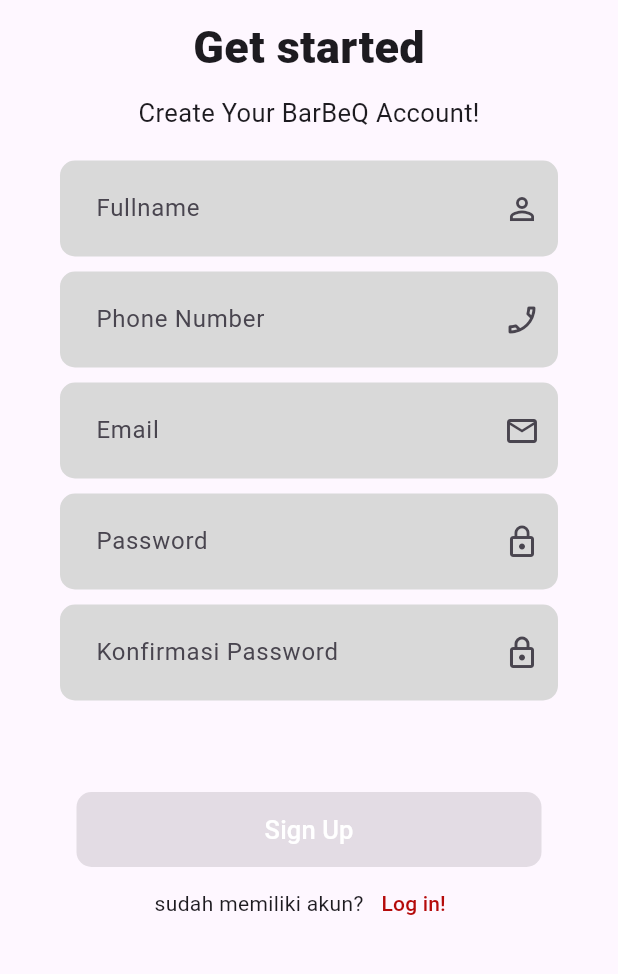
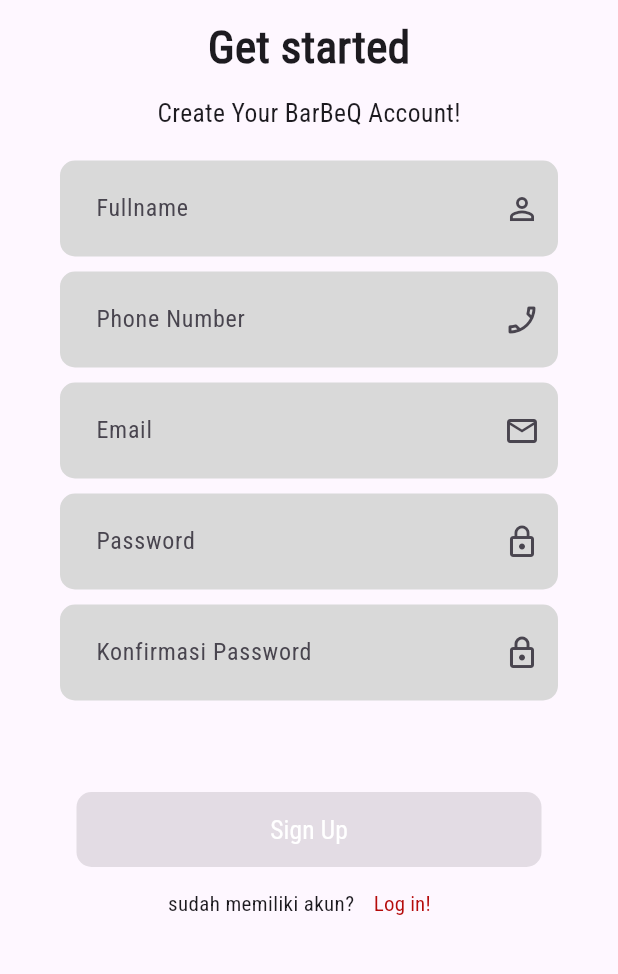
Before and after one commit to DhanielPutra/tesy, a Flutter app: the HalamanDaftar screen opened directly, on a phone screen of 412 x 824 dp, the part 240-1214 px from its top. Run offline on Flutter 3.47's test engine with Material 3 defaults, Android fonts, the phone set to English and light mode, and no system bars; our stand-ins replace fluttertoast, image_picker, lottie, shared_preferences; missing offline and left inert: dart:ffi; accounts and stored records are empty; network calls fail.

Commit message:
update after change on table adding font

```diff
--- a/lib/openWebsite.dart
+++ b/lib/openWebsite.dart
@@ -22,9 +22,9 @@ class OpenWebsiteWidget extends StatelessWidget {
         height: 60,
         color: Colors.white,
         padding: const EdgeInsets.all(15),
-        child: Row(
+        child: const Row(
           mainAxisAlignment: MainAxisAlignment.spaceBetween,
-          children: const [
+          children: [
             Text('Open Website'),
             Icon(Icons.open_in_browser),
           ],
--- a/lib/pesanan_berhasil.dart
+++ b/lib/pesanan_berhasil.dart
@@ -34,7 +34,7 @@ class _PesananBerhasilState extends State<PesananBerhasil> {
               },
             ),
             SizedBox(height: 20),
-            Text(
+            const Text(
               'Pesanan Anda telah berhasil!',
               style: TextStyle(fontSize: 24,color: Colors.black,fontWeight: FontWeight.bold),
             ),
--- a/lib/view/Register/register.dart
+++ b/lib/view/Register/register.dart
@@ -2,11 +2,7 @@ import 'dart:convert';
 
 import 'package:flutter/material.dart';
 import 'package:http/http.dart' as http;
-import 'package:marketplace/homepage.dart';
-import 'package:marketplace/models/user.dart';
-import 'package:marketplace/user_services.dart';
 import 'package:marketplace/view/Register/login.dart';
-import 'package:shared_preferences/shared_preferences.dart';
 
 class HalamanDaftar extends StatefulWidget {
   HalamanDaftar({super.key});
@@ -63,19 +59,10 @@ class _HalamanDaftarState extends State<HalamanDaftar> {
       if (response.statusCode == 200) {
         // Login successful
         final responseData = jsonDecode(response.body);
-        // final String token = responseData['token'];
-        // final int id = responseData['user']['id'];
-        // final String username = responseData['user']['username'];
-        // setState(() {
+
         errormessage = 'success';
-        //   print(token);
-        // });
         Navigator.of(context).pushAndRemoveUntil(
-            MaterialPageRoute(builder: (context) => Login()), (route) => false);
-
-        // Handle the token or navigate to the home screen
-        // For now, we'll print the token to the console
-        // print('Login successful! Token: $token');
+            MaterialPageRoute(builder: (context) => const Login()), (route) => false);
       } else {
         // Login failed
         setState(() {
@@ -91,21 +78,13 @@ class _HalamanDaftarState extends State<HalamanDaftar> {
     }
   }
 
-  // void _saveAndRedirectToLogin(User user) async {
-  //   SharedPreferences pref = await SharedPreferences.getInstance();
-  //   // await pref.setString('token', user.token ?? '');
-  //   await pref.setInt('id', user.id ?? 0);
-  //   Navigator.of(context).pushAndRemoveUntil(
-  //       MaterialPageRoute(builder: (context) => Login()), (route) => false);
-  // }
-
   @override
   Widget build(BuildContext context) {
     return Scaffold(
       body: SingleChildScrollView(
         child: Container(
-          padding: EdgeInsets.all(40),
-          margin: EdgeInsets.only(top: 20),
+          padding: const EdgeInsets.all(40),
+          margin: const EdgeInsets.only(top: 20),
           child: Column(
             mainAxisAlignment: MainAxisAlignment.center,
             children: [
@@ -118,26 +97,26 @@ class _HalamanDaftarState extends State<HalamanDaftar> {
                   fit: BoxFit.cover, // Atur sesuai kebutuhan tata letak gambar
                 ),
               ),
-              SizedBox(
+              const SizedBox(
                 height: 10,
               ),
               //WELCOME TEXT
-              Text(
+              const Text(
                 'Get started',
                 style: TextStyle(fontWeight: FontWeight.w900, fontSize: 30),
               ),
-              SizedBox(
+              const SizedBox(
                 height: 10,
               ),
-              Text(
+              const Text(
                 'Create Your BarBeQ Account!',
                 style: TextStyle(fontSize: 17),
               ),
-              SizedBox(height: 20),
+              const SizedBox(height: 20),
 
               //NAMA LENGKAP
               TextField(
-                style: TextStyle(height: 1.5),
+                style: const TextStyle(height: 1.5),
                 onChanged: (value) {
                   setState(() {
                     isFormComplete = validateForm();
@@ -145,28 +124,28 @@ class _HalamanDaftarState extends State<HalamanDaftar> {
                 },
                 controller: namaLengkapController,
                 decoration: InputDecoration(
-                  fillColor: Color(0xFFD9D9D9),
+                  fillColor: const Color(0xFFD9D9D9),
                   filled: true,
-                  contentPadding: EdgeInsets.all(20.0),
+                  contentPadding: const EdgeInsets.all(20.0),
                   enabledBorder: OutlineInputBorder(
                     borderRadius: BorderRadius.circular(10),
-                    borderSide: BorderSide(
+                    borderSide: const BorderSide(
                         color: Colors.transparent), // Hilangkan borderSide
                   ),
                   focusedBorder: OutlineInputBorder(
                     borderRadius: BorderRadius.circular(10),
                     borderSide:
-                        BorderSide(color: Colors.black), // Hilangkan borderSide
+                        const BorderSide(color: Colors.black), // Hilangkan borderSide
                   ),
                   hintText: 'Fullname',
-                  suffixIcon: Icon(Icons.person_outline),
+                  suffixIcon: const Icon(Icons.person_outline),
                 ),
               ),
-              SizedBox(height: 10),
+              const SizedBox(height: 10),
 
               // TELEPON
               TextField(
-                style: TextStyle(height: 1.5),
+                style: const TextStyle(height: 1.5),
                 onChanged: (value) {
                   setState(() {
                     isFormComplete = validateForm();
@@ -174,31 +153,31 @@ class _HalamanDaftarState extends State<HalamanDaftar> {
                 },
                 controller: teleponController,
                 decoration: InputDecoration(
-                  fillColor: Color(
+                  fillColor: const Color(
                       0xFFD9D9D9), // Ganti dengan warna latar belakang yang diinginkan
                   filled: true,
-                  contentPadding: EdgeInsets.all(20.0),
+                  contentPadding: const EdgeInsets.all(20.0),
                   enabledBorder: OutlineInputBorder(
                     borderRadius: BorderRadius.circular(10),
-                    borderSide: BorderSide(
+                    borderSide: const BorderSide(
                         color: Colors.transparent), // Hilangkan borderSide
                   ),
                   focusedBorder: OutlineInputBorder(
                     borderRadius: BorderRadius.circular(10),
                     borderSide:
-                        BorderSide(color: Colors.black), // Hilangkan borderSide
+                        const BorderSide(color: Colors.black), // Hilangkan borderSide
                   ),
                   border: OutlineInputBorder(
                       borderRadius: BorderRadius.circular(10)),
                   hintText: 'Phone Number',
-                  suffixIcon: Icon(Icons.phone_enabled_outlined),
+                  suffixIcon: const Icon(Icons.phone_enabled_outlined),
                 ),
               ),
-              SizedBox(height: 10),
+              const SizedBox(height: 10),
 
               //EMAIL
               TextField(
-                style: TextStyle(height: 1.5),
+                style: const TextStyle(height: 1.5),
                 onChanged: (value) {
                   setState(() {
                     isFormComplete = validateForm();
@@ -206,30 +185,30 @@ class _HalamanDaftarState extends State<HalamanDaftar> {
                 },
                 controller: emailController,
                 decoration: InputDecoration(
-                  fillColor: Color(
+                  fillColor: const Color(
                       0xFFD9D9D9), // Ganti dengan warna latar belakang yang diinginkan
                   filled: true,
-                  contentPadding: EdgeInsets.all(20.0),
+                  contentPadding: const EdgeInsets.all(20.0),
                   enabledBorder: OutlineInputBorder(
                     borderRadius: BorderRadius.circular(10),
-                    borderSide: BorderSide(
+                    borderSide: const BorderSide(
                         color: Colors.transparent), // Hilangkan borderSide
                   ),
                   focusedBorder: OutlineInputBorder(
                     borderRadius: BorderRadius.circular(10),
                     borderSide:
-                        BorderSide(color: Colors.black), // Hilangkan borderSide
+                        const BorderSide(color: Colors.black), // Hilangkan borderSide
                   ),
                   border: OutlineInputBorder(
                       borderRadius: BorderRadius.circular(10)),
-                  hintText: 'Email', suffixIcon: Icon(Icons.email_outlined),
+                  hintText: 'Email', suffixIcon: const Icon(Icons.email_outlined),
                 ),
               ),
-              SizedBox(height: 10),
+              const SizedBox(height: 10),
 
               //PASSWORD
               TextField(
-                style: TextStyle(height: 1.5),
+                style: const TextStyle(height: 1.5),
                 onChanged: (value) {
                   setState(() {
                     isFormComplete = validateForm();
@@ -237,30 +216,30 @@ class _HalamanDaftarState extends State<HalamanDaftar> {
                 },
                 controller: passwordController,
                 decoration: InputDecoration(
-                  fillColor: Color(
+                  fillColor: const Color(
                       0xFFD9D9D9), // Ganti dengan warna latar belakang yang diinginkan
                   filled: true,
-                  contentPadding: EdgeInsets.all(20.0),
+                  contentPadding: const EdgeInsets.all(20.0),
                   enabledBorder: OutlineInputBorder(
                     borderRadius: BorderRadius.circular(10),
-                    borderSide: BorderSide(
+                    borderSide: const BorderSide(
                         color: Colors.transparent), // Hilangkan borderSide
                   ),
                   focusedBorder: OutlineInputBorder(
                     borderRadius: BorderRadius.circular(10),
                     borderSide:
-                        BorderSide(color: Colors.black), // Hilangkan borderSide
+                        const BorderSide(color: Colors.black), // Hilangkan borderSide
                   ),
                   border: OutlineInputBorder(
                       borderRadius: BorderRadius.circular(10)),
-                  hintText: 'Password', suffixIcon: Icon(Icons.lock_outline),
+                  hintText: 'Password', suffixIcon: const Icon(Icons.lock_outline),
                 ),
               ),
-              SizedBox(height: 10),
+              const SizedBox(height: 10),
 
               //KONFIRMASI PAASSWORD
               TextField(
-                style: TextStyle(height: 1.5),
+                style: const TextStyle(height: 1.5),
                 onChanged: (value) {
                   setState(() {
                     isFormComplete = validateForm();
@@ -273,33 +252,33 @@ class _HalamanDaftarState extends State<HalamanDaftar> {
                 decoration: InputDecoration(
                   iconColor: Colors.black,
 
-                  fillColor: Color(
+                  fillColor: const Color(
                       0xFFD9D9D9), // Ganti dengan warna latar belakang yang diinginkan
                   filled: true,
-                  contentPadding: EdgeInsets.all(20.0),
+                  contentPadding: const EdgeInsets.all(20.0),
                   enabledBorder: OutlineInputBorder(
                     borderRadius: BorderRadius.circular(10),
-                    borderSide: BorderSide(
+                    borderSide: const BorderSide(
                         color: Colors.transparent), // Hilangkan borderSide
                   ),
                   focusedBorder: OutlineInputBorder(
                     borderRadius: BorderRadius.circular(10),
                     borderSide:
-                        BorderSide(color: Colors.black), // Hilangkan borderSide
+                        const BorderSide(color: Colors.black), // Hilangkan borderSide
                   ),
                   border: OutlineInputBorder(
                       borderRadius: BorderRadius.circular(10)),
                   hintText: 'Konfirmasi Password',
 
-                  suffixIcon: Icon(Icons.lock_outlined),
+                  suffixIcon: const Icon(Icons.lock_outlined),
                 ),
               ),
               Text(
                 passwordError,
-                style: TextStyle(color: Colors.red),
+                style: const TextStyle(color: Colors.red),
               ),
 
-              SizedBox(height: 40),
+              const SizedBox(height: 40),
 
               //TOMBOL SIGN UP
               Container(
@@ -314,7 +293,7 @@ class _HalamanDaftarState extends State<HalamanDaftar> {
                           }
                         : null,
                     style: ElevatedButton.styleFrom(
-                      backgroundColor: Color(0xFFB50B0B),
+                      backgroundColor: const Color(0xFFB50B0B),
                       shape: RoundedRectangleBorder(
                         borderRadius: BorderRadius.circular(
                             10.0), // Sesuaikan nilai radius sesuai keinginan
@@ -335,18 +314,18 @@ class _HalamanDaftarState extends State<HalamanDaftar> {
               Row(
                 mainAxisAlignment: MainAxisAlignment.center,
                 children: [
-                  Text('sudah memiliki akun?'),
+                  const Text('sudah memiliki akun?'),
                   TextButton(
                     onPressed: () {
                       Navigator.of(context).pushAndRemoveUntil(
           PageRouteBuilder(
-            pageBuilder: (context, animation1, animation2) => Login(),
-            transitionDuration: Duration(milliseconds: 0),
+            pageBuilder: (context, animation1, animation2) => const Login(),
+            transitionDuration: const Duration(milliseconds: 0),
           ),
           (route) => false,
         );
                     },
-                    child: Text(
+                    child: const Text(
                       'Log in!',
                       style: TextStyle(color: Color(0xFFB50B0B)),
                     ),
```
Also changed, not shown: lib/bannerDetail.dart (+4 -4 lines), lib/cart.dart (+4 -4 lines), lib/checkout.dart (+55 -44 lines), lib/detail.dart (+7 -11 lines), lib/editProfile.dart (+18 -24 lines), lib/homepage.dart (+8 -8 lines), lib/models/product.dart (+8 -16 lines), lib/wishlist.dart (+21 -23 lines), pubspec.yaml (+12 -11 lines), fonts/Poppins-Black.ttf (added), fonts/Poppins-Bold.ttf (added), fonts/Poppins-ExtraBoldItalic.ttf (added), fonts/RobotoCondensed-Regular.ttf (added).
